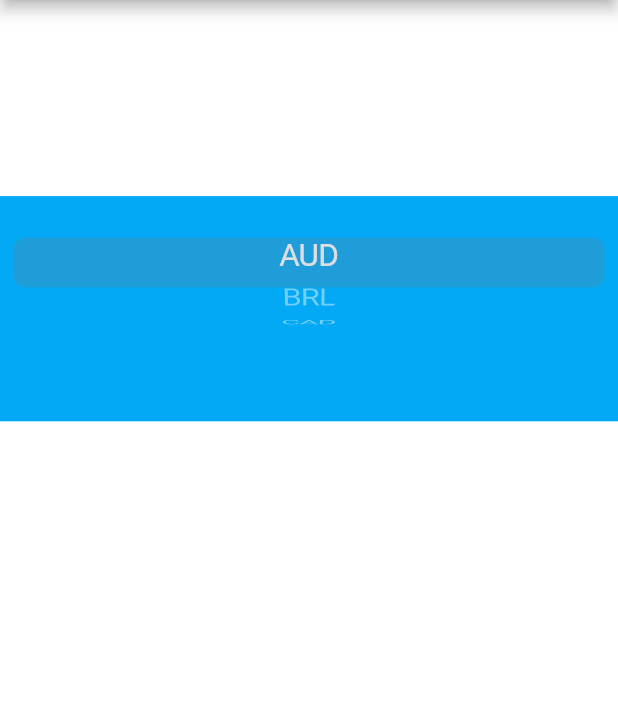
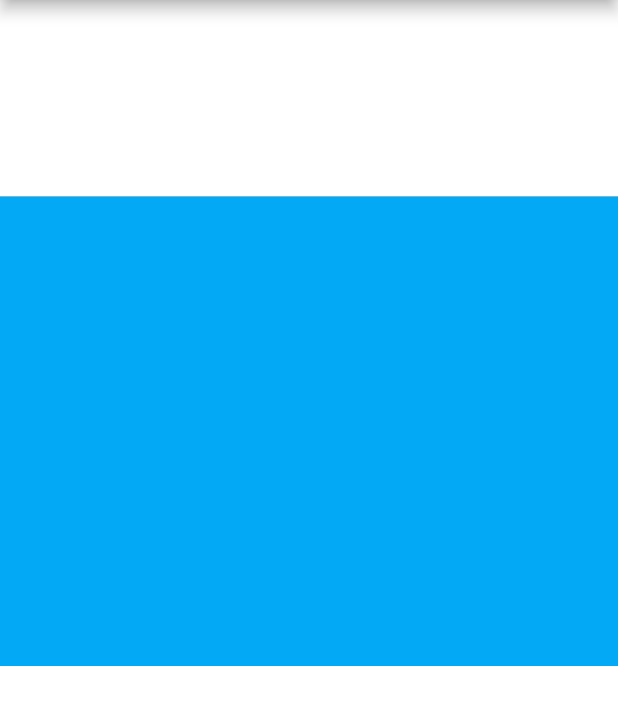
Before and after one commit to yashjain092000/my_bitcoin_ticker_flutter, a Flutter app: the screen it shows after launch, on a phone screen of 412 x 824 dp, the part 84-809 px from its top. Run offline on Flutter 3.47's test engine with Material 2 defaults, Android fonts, the phone set to English and light mode, and no system bars.

```diff
--- a/lib/price_screen.dart
+++ b/lib/price_screen.dart
@@ -11,7 +11,7 @@ class PriceScreen extends StatefulWidget {
 class _PriceScreenState extends State<PriceScreen> {
   String selectedCurrency = 'USD';
 
-  DropdownButton<String> getDropDownButton() {
+  DropdownButton<String> androidDropDown() {
     List<DropdownMenuItem> dropdownItems = [];
     for (int i = 0; i < currenciesList.length; i++) {
       var newItem = DropdownMenuItem(
@@ -30,12 +30,16 @@ class _PriceScreenState extends State<PriceScreen> {
     );
   }
 
-  List<Text> getPickerItems() {
+  CupertinoPicker iOSPicker() {
     List<Text> pickerItems = [];
     for (String currency in currenciesList) {
       pickerItems.add(Text(currency));
     }
-    return pickerItems;
+    return CupertinoPicker(
+        backgroundColor: Colors.lightBlue,
+        itemExtent: SizeConfig.safeBlockHorizontal * 8,
+        onSelectedItemChanged: (selectedIndex) {},
+        children: pickerItems);
   }
 
   @override
@@ -76,22 +80,16 @@ class _PriceScreenState extends State<PriceScreen> {
               ),
             ),
             Container(
-              height: 150.0,
+                height: SizeConfig.safeBlockVertical * 38,
                 alignment: Alignment.center,
                 padding:
                 EdgeInsets.only(bottom: SizeConfig.safeBlockVertical * 7.5),
                 color: Colors.lightBlue,
-                child: CupertinoPicker(
-                  backgroundColor: Colors.lightBlue,
-                  itemExtent: SizeConfig.safeBlockHorizontal * 8,
-                  onSelectedItemChanged: (selectedIndex) {
+                child: null),
+          ],
 
-
-                },
-                  children: getPickerItems(),
       )
-            ),
-          ],
-        ));
+      ,
+    );
   }
 }
```
Lines whose indentation alone changed are shown as unchanged.
